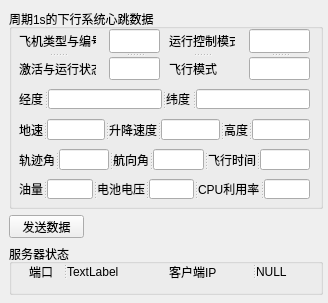
This is SimDrone/simdrone.ui in FlyTheThings/QtProject as Qt 5 draws it before an edit. The edited form follows.
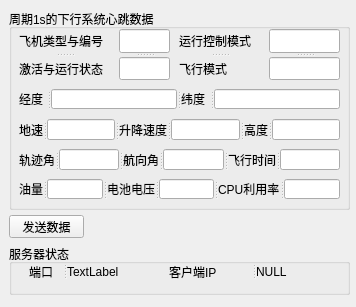
This is the edited form.

What changed in the file:
```diff
--- a/SimDrone/simdrone.ui
+++ b/SimDrone/simdrone.ui
@@ -9,8 +9,8 @@
    <rect>
     <x>0</x>
     <y>0</y>
-    <width>328</width>
-    <height>303</height>
+    <width>356</width>
+    <height>307</height>
    </rect>
   </property>
   <property name="windowTitle">
@@ -21,7 +21,7 @@
     <rect>
      <x>9</x>
      <y>244</y>
-     <width>314</width>
+     <width>341</width>
      <height>51</height>
     </rect>
    </property>
@@ -80,8 +80,8 @@
     <rect>
      <x>9</x>
      <y>9</y>
-     <width>314</width>
-     <height>200</height>
+     <width>341</width>
+     <height>201</height>
     </rect>
    </property>
    <property name="title">
@@ -92,7 +92,7 @@
      <rect>
       <x>10</x>
       <y>20</y>
-      <width>77</width>
+      <width>91</width>
       <height>51</height>
      </rect>
     </property>
@@ -113,9 +113,9 @@
    <widget class="QSplitter" name="splitter_4">
     <property name="geometry">
      <rect>
-      <x>160</x>
+      <x>170</x>
       <y>20</y>
-      <width>66</width>
+      <width>81</width>
       <height>51</height>
      </rect>
     </property>
@@ -136,7 +136,7 @@
    <widget class="QSplitter" name="splitter_5">
     <property name="geometry">
      <rect>
-      <x>100</x>
+      <x>110</x>
       <y>20</y>
       <width>51</width>
       <height>51</height>
@@ -165,9 +165,9 @@
    <widget class="QSplitter" name="splitter_6">
     <property name="geometry">
      <rect>
-      <x>240</x>
+      <x>260</x>
       <y>20</y>
-      <width>61</width>
+      <width>71</width>
       <height>51</height>
      </rect>
     </property>
@@ -196,7 +196,7 @@
      <rect>
       <x>10</x>
       <y>80</y>
-      <width>291</width>
+      <width>321</width>
       <height>20</height>
      </rect>
     </property>
@@ -235,7 +235,7 @@
      <rect>
       <x>10</x>
       <y>110</y>
-      <width>291</width>
+      <width>321</width>
       <height>21</height>
      </rect>
     </property>
@@ -281,7 +281,7 @@
      <rect>
       <x>10</x>
       <y>140</y>
-      <width>291</width>
+      <width>321</width>
       <height>21</height>
      </rect>
     </property>
@@ -324,7 +324,7 @@
      <rect>
       <x>10</x>
       <y>170</y>
-      <width>291</width>
+      <width>321</width>
       <height>20</height>
      </rect>
     </property>
```
